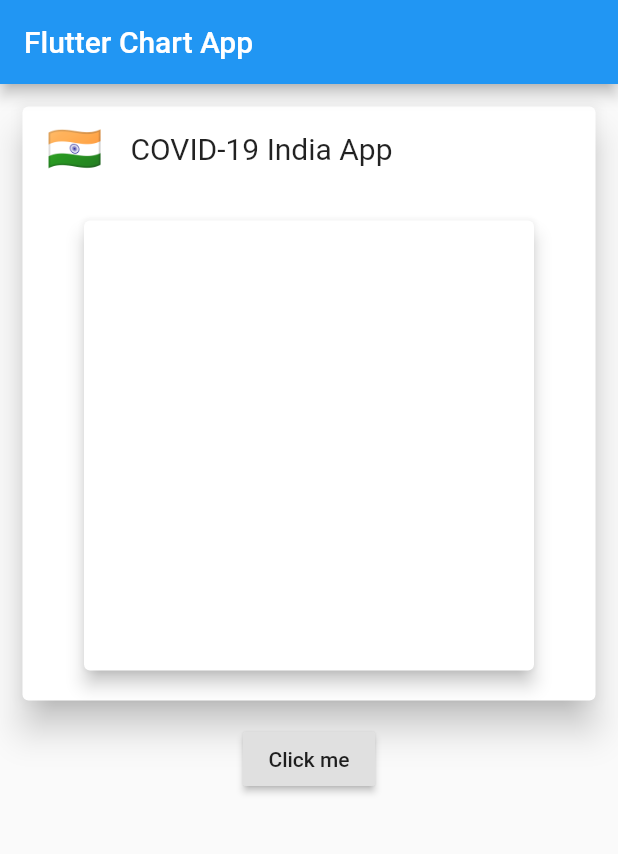
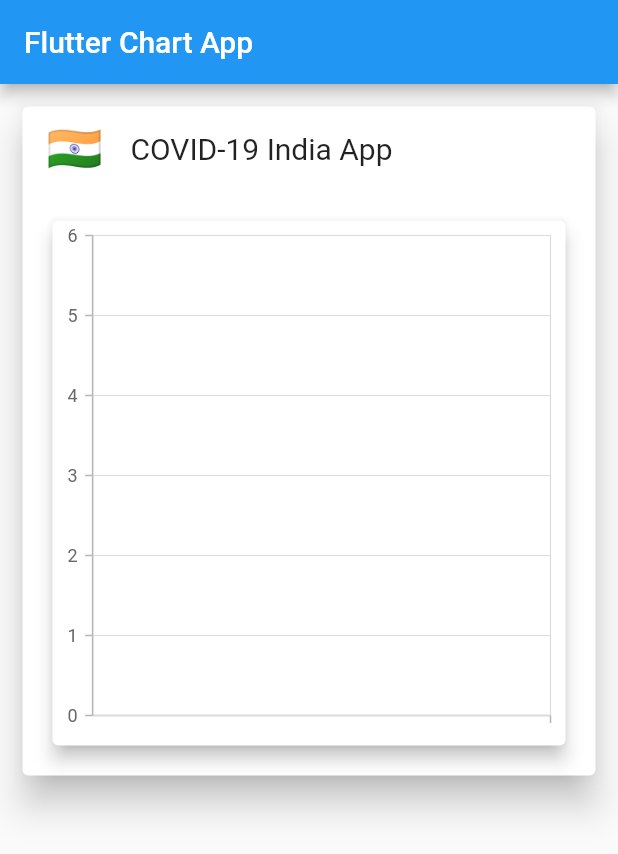
Before and after one commit to plusminuschirag/Covid-India-Tracker, a Flutter app: the screen it shows after launch, on a phone screen of 412 x 824 dp. Shown: the top 854 px of the screen. Run offline on Flutter 3.47's test engine with Material 2 defaults, Android fonts, the phone set to English and light mode, and no system bars; our stand-ins replace syncfusion_flutter_charts.

Commit message:
Chart Not Loading Data Passing Problem

```diff
--- a/lib/main.dart
+++ b/lib/main.dart
@@ -3,8 +3,10 @@ import 'dart:convert';
 import 'package:flutter/material.dart';
 import 'dart:async' show Future;
 import 'package:flutter/services.dart' show rootBundle;
+import 'package:intl/intl.dart';
 
 import './widgets/chart_card.dart';
+import './models/covid_day.dart';
 
 void main() => runApp(MyApp());
 
@@ -31,15 +33,33 @@ class MyHomePage extends StatefulWidget {
 }
 
 class _MyHomePageState extends State<MyHomePage> {
-  var covidNationalData;
+  List<CovidDay> covidDailyCases = new List<CovidDay>();
 
   Future<String> _loadFromAsset() async {
     return await rootBundle.loadString("assets/covid_19_national.json");
   }
 
-  Future parseJson() async {
+  void parseJson() async {
     String jsonString = await _loadFromAsset();
-    covidNationalData = json.decode(jsonString);
+    List<dynamic> covidNationalData = json.decode(jsonString);
+
+    covidNationalData.forEach((element) {
+      covidDailyCases.add(CovidDay(
+        DateTime.parse(element['date']),
+        element['total'],
+        element['deaths'],
+      ));
+    });
+  }
+
+  @override
+  void initState() {
+    parseJson();
+    covidDailyCases.forEach((element) {
+      print(
+          "${DateFormat.yMMMd().format(element.date)} : ${element.totalCases}");
+    });
+    super.initState();
   }
 
   @override
@@ -51,13 +71,7 @@ class _MyHomePageState extends State<MyHomePage> {
       body: Column(
         children: [
           Container(
-            child: ChartCard(),
-          ),
-          Center(
-            child: RaisedButton(
-              child: Text('Click me'),
-              onPressed: () => {parseJson()},
-            ),
+            child: ChartCard(covidDailyCases),
           ),
         ],
       ),
--- /dev/null
+++ b/lib/models/covid_day.dart
@@ -0,0 +1,7 @@
+class CovidDay {
+  DateTime date;
+  int totalCases;
+  int totalDeaths;
+
+  CovidDay(this.date, this.totalCases, this.totalDeaths);
+}
--- a/lib/widgets/chart_card.dart
+++ b/lib/widgets/chart_card.dart
@@ -1,6 +1,22 @@
 import 'package:flutter/material.dart';
+import 'package:syncfusion_flutter_charts/charts.dart';
+import '../models/covid_day.dart';
 
-class ChartCard extends StatelessWidget {
+class ChartCard extends StatefulWidget {
+  final List<CovidDay> covidDayList;
+
+  ChartCard(this.covidDayList) {
+    covidDayList.forEach((element) {
+      print("Printing covidDayList");
+      print("${element.date} : ${element.totalDeaths}");
+    });
+  }
+
+  @override
+  _ChartCardState createState() => _ChartCardState();
+}
+
+class _ChartCardState extends State<ChartCard> {
   @override
   Widget build(BuildContext context) {
     return Card(
@@ -25,8 +41,24 @@ class ChartCard extends StatelessWidget {
             margin: EdgeInsets.all(20),
             elevation: 5,
             child: SizedBox(
-              height: 300,
-              width: 300,
+              height: 350,
+              width: 350,
+              child: Center(
+                  child: Container(
+                child: SfCartesianChart(
+                  primaryXAxis: CategoryAxis(),
+                  primaryYAxis: NumericAxis(),
+                  series: <ChartSeries>[
+                    LineSeries<CovidDay, String>(
+                      dataSource: widget.covidDayList,
+                      xValueMapper: (CovidDay covidDay, _) =>
+                          covidDay.date.toString(),
+                      yValueMapper: (CovidDay covidDay, _) =>
+                          covidDay.totalCases,
+                    ),
+                  ],
+                ),
+              )),
             ),
           ),
         ],
--- a/pubspec.yaml
+++ b/pubspec.yaml
@@ -23,6 +23,8 @@ environment:
 dependencies:
   flutter:
     sdk: flutter
+  syncfusion_flutter_charts: ^18.2.57
+  intl: ^0.16.1
 
 
   # The following adds the Cupertino Icons font to your application.
```
Also changed, not shown: pubspec.lock.
